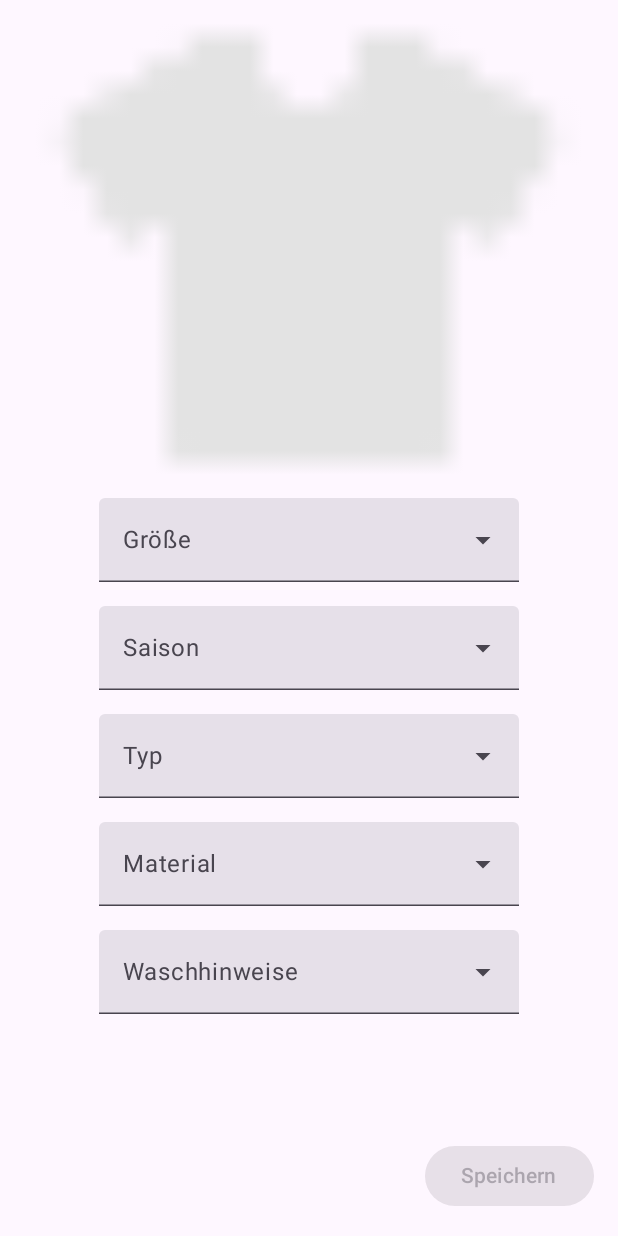
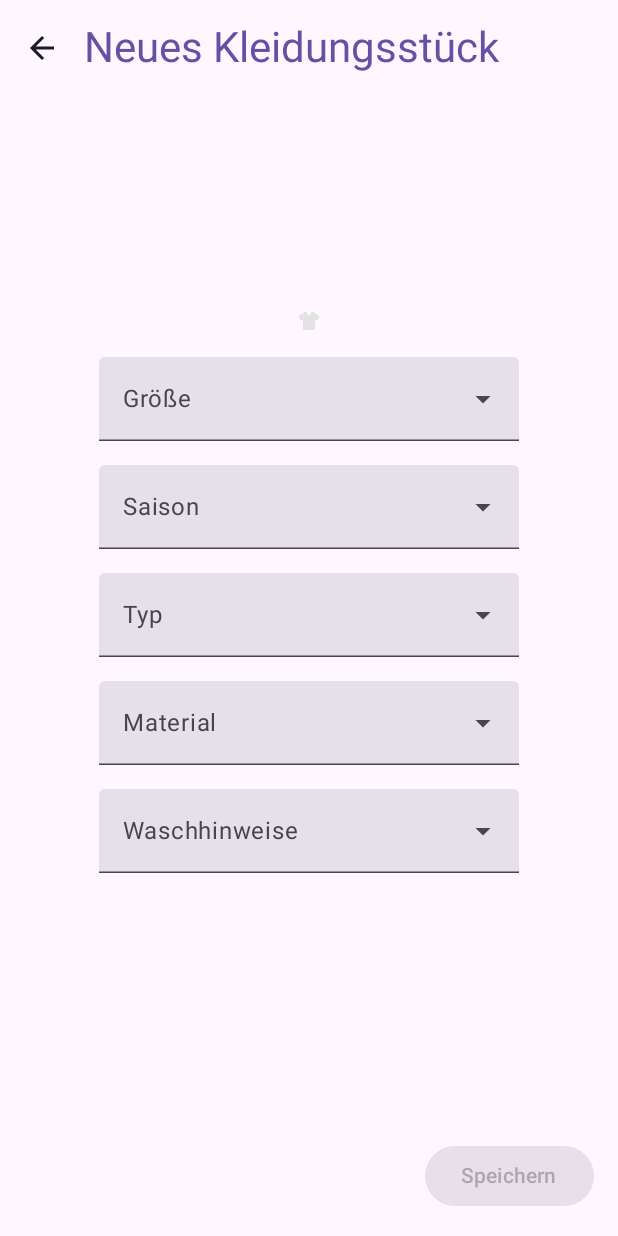
Before and after one commit to bleikerja/Looksy-Frontend, an Android app built with Jetpack Compose: the @Preview function PreviewAddNewClothesScreen, on a phone screen of 412 x 824 dp. Run offline under Robolectric (Android 15) with nearby library versions, the phone set to English and light mode, and no system bars.

Commit message:
you can retake pictures

```diff
--- a/app/src/main/java/com/example/looksy/Routes.kt
+++ b/app/src/main/java/com/example/looksy/Routes.kt
@@ -134,7 +134,8 @@ fun NavHostContainer(
                             // Navigiere zurück zum Home-Screen
                             navController.navigate(Routes.Home.route)
                         }
-                    }
+                    },
+                    onRetakePhoto = { navController.navigate(Routes.Scan.route) }
                 )
             } else {
                 // Sicherheits-Fallback: Wenn die Uri fehlt, gehe einfach zurück.
--- a/app/src/main/java/com/example/looksy/screens/ScreenAddNewClothes.kt
+++ b/app/src/main/java/com/example/looksy/screens/ScreenAddNewClothes.kt
@@ -1,19 +1,34 @@
 package com.example.looksy.screens
 
+import android.annotation.SuppressLint
 import android.net.Uri
+import androidx.compose.foundation.background
 import androidx.compose.foundation.layout.Arrangement
+import androidx.compose.foundation.layout.Box
+import androidx.compose.foundation.layout.BoxWithConstraints
 import androidx.compose.foundation.layout.PaddingValues
-import androidx.compose.foundation.layout.Row
+import androidx.compose.foundation.layout.fillMaxSize
 import androidx.compose.foundation.layout.fillMaxWidth
 import androidx.compose.foundation.layout.height
+import androidx.compose.foundation.layout.offset
 import androidx.compose.foundation.layout.padding
+import androidx.compose.foundation.layout.size
+import androidx.compose.foundation.layout.width
+import androidx.compose.foundation.layout.widthIn
+import androidx.compose.foundation.layout.wrapContentHeight
+import androidx.compose.foundation.layout.wrapContentWidth
 import androidx.compose.foundation.lazy.LazyColumn
 import androidx.compose.foundation.shape.RoundedCornerShape
+import androidx.compose.material.icons.Icons
+import androidx.compose.material.icons.automirrored.filled.ArrowBack
 import androidx.compose.material3.Button
 import androidx.compose.material3.DropdownMenuItem
 import androidx.compose.material3.ExperimentalMaterial3Api
 import androidx.compose.material3.ExposedDropdownMenuBox
 import androidx.compose.material3.ExposedDropdownMenuDefaults
+import androidx.compose.material3.Icon
+import androidx.compose.material3.IconButton
+import androidx.compose.material3.MaterialTheme
 import androidx.compose.material3.Scaffold
 import androidx.compose.material3.Text
 import androidx.compose.runtime.Composable
@@ -21,15 +36,20 @@ import androidx.compose.runtime.remember
 import androidx.compose.ui.Modifier
 import androidx.compose.ui.unit.dp
 import androidx.compose.material3.TextField
+import androidx.compose.material3.TopAppBar
+import androidx.compose.material3.TopAppBarDefaults
 import androidx.compose.runtime.getValue
 import androidx.compose.runtime.mutableStateOf
 import androidx.compose.runtime.setValue
 import androidx.compose.ui.Alignment
 import androidx.compose.ui.draw.clip
+import androidx.compose.ui.graphics.Color
+import androidx.compose.ui.input.key.type
 import androidx.compose.ui.layout.ContentScale
-import androidx.compose.ui.platform.LocalContext
+import androidx.compose.ui.layout.SubcomposeLayout
 import androidx.compose.ui.res.painterResource
 import androidx.compose.ui.tooling.preview.Preview
+import androidx.compose.ui.unit.Dp
 import androidx.core.net.toUri
 import coil.compose.AsyncImage
 import com.example.looksy.R
@@ -39,11 +59,14 @@ import com.example.looksy.dataClassClones.Season
 import com.example.looksy.dataClassClones.Size
 import com.example.looksy.dataClassClones.Type
 import com.example.looksy.dataClassClones.WashingNotes
+
+@OptIn(ExperimentalMaterial3Api::class)
 @Composable
 fun AddNewClothesScreen(
     imageUriString: String,
     onSave: (newItem: Clothes, imageUri: Uri) -> Unit,
-    modifier: Modifier = Modifier
+    onRetakePhoto: () -> Unit,
+    modifier: Modifier = Modifier,
 ) {
     // Zustände für alle Formularfelder
     var size by remember { mutableStateOf<Size?>(null) }
@@ -52,10 +75,31 @@ fun AddNewClothesScreen(
     var material by remember { mutableStateOf<Material?>(null) }
     var washingNotes by remember { mutableStateOf<WashingNotes?>(null) }
 
-    val isFormValid = size != null && season != null && type != null && material != null && washingNotes != null
-
+    val isFormValid =
+        size != null && season != null && type != null && material != null && washingNotes != null
     Scaffold(
-        modifier = modifier,
+        modifier = modifier.fillMaxSize(),
+        topBar = {
+            TopAppBar(
+                title = {
+                    Text(
+                        "Neues Kleidungsstück",
+                        style = MaterialTheme.typography.headlineMedium,
+                        color = MaterialTheme.colorScheme.primary
+                    )
+                },
+                navigationIcon = {
+                    IconButton(onClick = onRetakePhoto) {
+                        Icon(
+                            imageVector = Icons.AutoMirrored.Filled.ArrowBack,
+                            contentDescription = "Foto neu aufnehmen"
+                        )
+                    }
+                },
+                // Transparenter Hintergrund passt besser zum Design
+                colors = TopAppBarDefaults.topAppBarColors(containerColor = Color.Transparent)
+            )
+        },
         floatingActionButton = {
             Button(
                 onClick = {
@@ -88,8 +132,14 @@ fun AddNewClothesScreen(
         }
     ) { innerPadding ->
         // Das eigentliche Formular-Layout
+        Box(
+            modifier = Modifier
+                .padding(innerPadding)
+                .fillMaxSize(),
+            contentAlignment = Alignment.Center
+        ) {
             AddNewClothesForm(
-            modifier = Modifier.padding(innerPadding),
+                //modifier = Modifier.padding(innerPadding),
                 imageUriString = imageUriString,
                 size = size,
                 onSizeChange = { size = it },
@@ -104,8 +154,10 @@ fun AddNewClothesScreen(
             )
         }
     }
+}
 
 
+@SuppressLint("UnusedBoxWithConstraintsScope")
 @Composable
 private fun AddNewClothesForm(
     imageUriString: String,
@@ -125,30 +177,70 @@ private fun AddNewClothesForm(
         modifier = modifier.fillMaxWidth(),
         horizontalAlignment = Alignment.CenterHorizontally,
         verticalArrangement = Arrangement.spacedBy(16.dp),
-        contentPadding = PaddingValues(16.dp) // Abstand oben, unten und seitlich
+        contentPadding = PaddingValues(bottom = 100.dp) // Abstand oben, unten und seitlich
     ) {
         // --- BILD-VORSCHAU ---
         item {
             AsyncImage(
-                model = if (imageUriString.isNotEmpty()) imageUriString else R.drawable.clothicon,
+                model = imageUriString.ifEmpty { R.drawable.clothicon },
                 contentDescription = "Neues Kleidungsstück",
                 modifier = Modifier
                     .fillMaxWidth()
-                    .height(300.dp)
                     .clip(RoundedCornerShape(12.dp)),
-                contentScale = ContentScale.Crop,
-                // Diese beiden sind sehr nützlich, um Lade-Zustände anzuzeigen
-                placeholder = painterResource(id = R.drawable.clothicon), // Bild während des Ladens
+                // Mit dieser Konfiguration ist FIT die richtige Wahl.
+                contentScale = ContentScale.Fit,
+                placeholder = painterResource(id = R.drawable.clothicon),
                 error = painterResource(id = R.drawable.wardrobe2icon),
             )
         }
 
         // --- EINGABEFELDER ---
-        item { EnumDropdown("Größe", Size.entries, size, onSizeChange) }
-        item { EnumDropdown("Saison", Season.entries, season, onSeasonChange) }
-        item { EnumDropdown("Typ", Type.entries, type, onTypeChange) }
-        item { EnumDropdown("Material", Material.entries, material, onMaterialChange) }
-        item { EnumDropdown("Waschhinweise", WashingNotes.entries, washingNotes, onWashingNotesChange) }
+
+        item {
+            EnumDropdown(
+                "Größe",
+                Size.entries,
+                size,
+                onSizeChange,
+
+                )
+        }
+        item {
+            EnumDropdown(
+                "Saison",
+                Season.entries,
+                season,
+                onSeasonChange,
+
+                )
+        }
+        item {
+            EnumDropdown(
+                "Typ",
+                Type.entries,
+                type,
+                onTypeChange,
+
+                )
+        }
+        item {
+            EnumDropdown(
+                "Material",
+                Material.entries,
+                material,
+                onMaterialChange,
+
+                )
+        }
+        item {
+            EnumDropdown(
+                "Waschhinweise",
+                WashingNotes.entries,
+                washingNotes,
+                onWashingNotesChange
+            )
+
+        }
     }
 }
 
@@ -202,6 +294,7 @@ fun PreviewAddNewClothesScreen() {
         onSave = { newItem, imageUri ->
             // In der Vorschau passiert hier nichts.
             println("Preview Save: $newItem, Uri: $imageUri")
-        }
+        },
+        onRetakePhoto = {}
     )
 }
```
Lines whose indentation alone changed are shown as unchanged.
